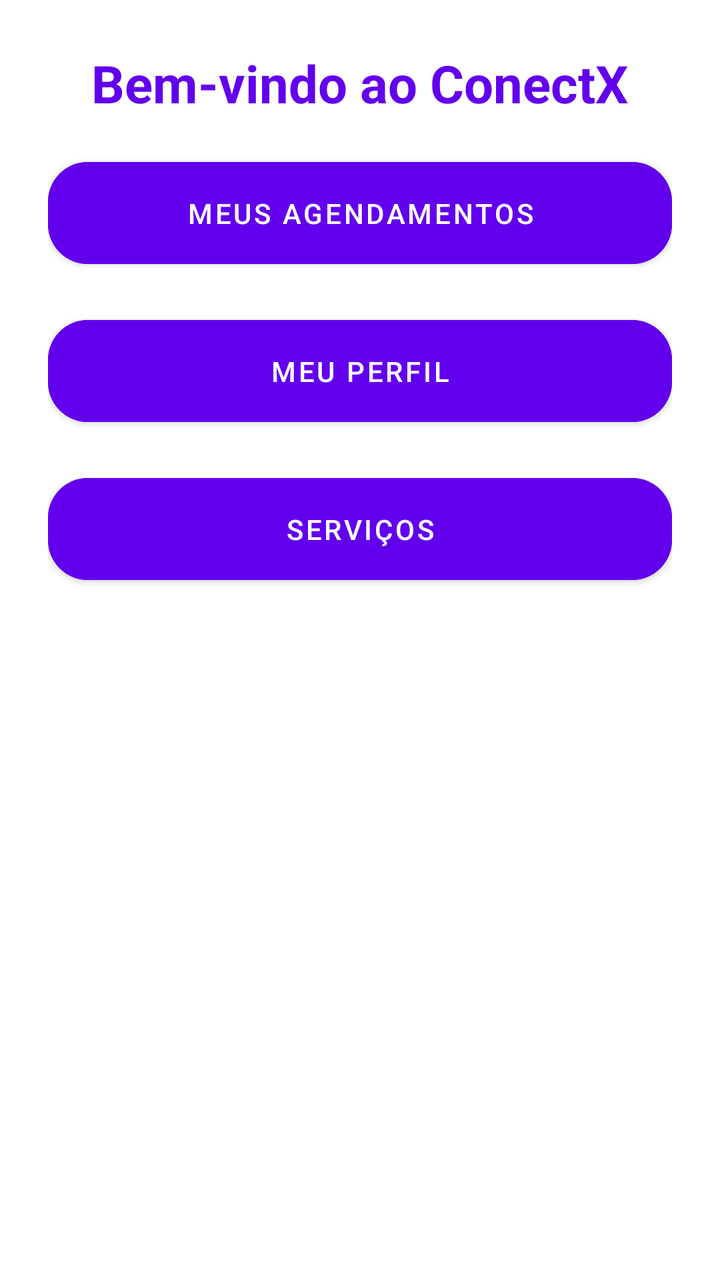
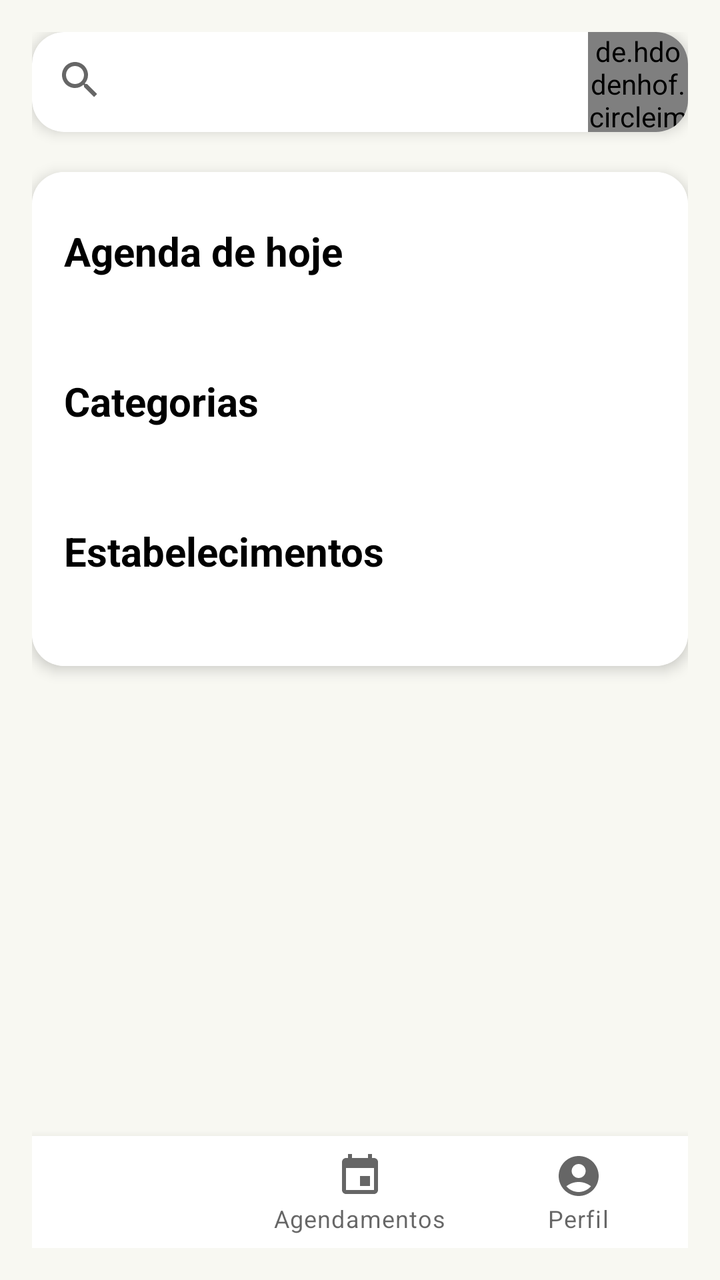

Compare the two renders of this Android layout. The source of the first and the diff that turns it into the second are given below.
<!-- AndroidManifest.xml: application theme Theme.AplicativoConect -->
<!-- res/layout/activity_client_home.xml -->
<androidx.constraintlayout.widget.ConstraintLayout xmlns:android="http://schemas.android.com/apk/res/android"
    xmlns:app="http://schemas.android.com/apk/res-auto"
    xmlns:tools="http://schemas.android.com/tools"
    android:layout_width="match_parent"
    android:layout_height="match_parent"
    android:background="@color/white"
    android:padding="24dp">

    
    <TextView
        android:id="@+id/headerText"
        android:layout_width="wrap_content"
        android:layout_height="wrap_content"
        android:text="@string/welcome_message"
        android:textColor="@color/colorPrimary"
        android:textSize="26sp"
        android:textStyle="bold"
        app:layout_constraintTop_toTopOf="parent"
        app:layout_constraintStart_toStartOf="parent"
        app:layout_constraintEnd_toEndOf="parent"
        android:layout_marginBottom="32dp" />

    
    <com.google.android.material.button.MaterialButton
        android:id="@+id/bookingsButton"
        android:layout_width="0dp"
        android:layout_height="wrap_content"
        android:backgroundTint="@color/colorPrimary"
        android:text="@string/my_bookings"
        android:textColor="@android:color/white"
        app:cornerRadius="20dp"
        app:layout_constraintTop_toBottomOf="@id/headerText"
        app:layout_constraintStart_toStartOf="parent"
        app:layout_constraintEnd_toEndOf="parent"
        android:layout_marginTop="16dp"
        android:padding="16dp" />

    
    <com.google.android.material.button.MaterialButton
        android:id="@+id/profileButton"
        android:layout_width="0dp"
        android:layout_height="wrap_content"
        android:layout_marginTop="16dp"
        android:backgroundTint="@color/colorPrimary"
        android:text="@string/my_profile"
        android:textColor="@android:color/white"
        app:cornerRadius="20dp"
        app:layout_constraintTop_toBottomOf="@id/bookingsButton"
        app:layout_constraintStart_toStartOf="parent"
        app:layout_constraintEnd_toEndOf="parent"
        android:padding="16dp" />

    
    <com.google.android.material.button.MaterialButton
        android:id="@+id/servicesButton"
        android:layout_width="0dp"
        android:layout_height="wrap_content"
        android:backgroundTint="@color/colorPrimary"
        android:text="@string/services"
        android:textColor="@android:color/white"
        app:cornerRadius="20dp"
        app:layout_constraintTop_toBottomOf="@id/profileButton"
        app:layout_constraintStart_toStartOf="parent"
        app:layout_constraintEnd_toEndOf="parent"
        android:layout_marginTop="16dp"
        android:padding="16dp" />

</androidx.constraintlayout.widget.ConstraintLayout>
<!-- resources referenced by this layout -->
<resources>
  <color name="colorPrimary">#6200EE</color>
  <color name="white">#FFFFFFFF</color>
  <string name="my_bookings">Meus Agendamentos</string>
  <string name="my_profile">Meu Perfil</string>
  <string name="services">Serviços</string>
  <string name="welcome_message">Bem-vindo ao ConectX</string>
  <style name="Theme.AplicativoConect" parent="Theme.MaterialComponents.Light.NoActionBar">
          
          <item name="colorPrimary">@color/white</item>
          <item name="colorPrimaryVariant">@color/white</item>
          <item name="colorOnPrimary">@color/white</item>
          
          <item name="colorSecondary">@color/teal_200</item>
          <item name="colorSecondaryVariant">@color/teal_700</item>
          <item name="colorOnSecondary">@color/white</item>
          
          <item name="android:statusBarColor">?attr/colorPrimaryVariant</item>
          <item name="android:windowLightStatusBar" tools:targetApi="23">true</item>
          
      </style>
  <color name="teal_200">#FF03DAC5</color>
  <color name="teal_700">#FF018786</color>
</resources>

<!-- the commit's change to res/layout/activity_client_home.xml (unified diff, before → after) -->
@@ -3,66 +3,150 @@
     xmlns:tools="http://schemas.android.com/tools"
     android:layout_width="match_parent"
     android:layout_height="match_parent"
-    android:background="@color/white"
-    android:padding="24dp">
+    android:background="@color/light_beige"
+    android:padding="16dp">
 
     
-    <TextView
-        android:id="@+id/headerText"
-        android:layout_width="wrap_content"
+    <FrameLayout
+        android:id="@+id/fragment_container"
+        android:layout_width="0dp"
+        android:layout_height="0dp"
+        app:layout_constraintTop_toBottomOf="@+id/cardView"
+        app:layout_constraintBottom_toTopOf="@+id/bottom_navigation"
+        app:layout_constraintStart_toStartOf="parent"
+        app:layout_constraintEnd_toEndOf="parent" />
+
+    <androidx.cardview.widget.CardView
+        android:id="@+id/cardView"
+        android:layout_width="match_parent"
         android:layout_height="wrap_content"
-        android:text="@string/welcome_message"
-        android:textColor="@color/colorPrimary"
-        android:textSize="26sp"
-        android:textStyle="bold"
-        app:layout_constraintTop_toTopOf="parent"
+        app:cardCornerRadius="16dp"
+        app:cardElevation="4dp"
         app:layout_constraintStart_toStartOf="parent"
+        app:layout_constraintTop_toTopOf="parent">
+
+        <androidx.constraintlayout.widget.ConstraintLayout
+            android:layout_width="match_parent"
+            android:layout_height="wrap_content">
+
+            <androidx.appcompat.widget.SearchView
+                android:id="@+id/searchView"
+                android:layout_width="0dp"
+                android:layout_height="wrap_content"
+                android:layout_marginBottom="8dp"
+                android:iconifiedByDefault="false"
+                android:queryHint="Buscar serviços"
+                app:layout_constraintEnd_toStartOf="@+id/userImage"
+                app:layout_constraintStart_toStartOf="parent"
+                app:layout_constraintTop_toTopOf="parent" />
+
+            <de.hdodenhof.circleimageview.CircleImageView
+                android:id="@+id/userImage"
+                android:layout_width="50dp"
+                android:layout_height="50dp"
+                android:src="@drawable/ic_barbearia"
+                app:civ_border_color="@color/colorPrimary"
+                app:civ_border_width="2dp"
+                app:layout_constraintEnd_toEndOf="parent"
+                app:layout_constraintTop_toTopOf="parent"
+                android:layout_marginLeft="10dp" />
+        </androidx.constraintlayout.widget.ConstraintLayout>
+    </androidx.cardview.widget.CardView>
+
+    <androidx.cardview.widget.CardView
+        android:id="@+id/containerCardView"
+        android:layout_width="match_parent"
+        android:layout_height="wrap_content"
+        app:cardCornerRadius="16dp"
+        app:cardElevation="4dp"
+        android:layout_marginTop="20dp"
         app:layout_constraintEnd_toEndOf="parent"
-        android:layout_marginBottom="32dp" />
+        app:layout_constraintStart_toStartOf="parent"
+        app:layout_constraintTop_toBottomOf="@+id/cardView">
 
-    
-    <com.google.android.material.button.MaterialButton
-        android:id="@+id/bookingsButton"
-        android:layout_width="0dp"
+        <androidx.constraintlayout.widget.ConstraintLayout
+            android:layout_width="match_parent"
+            android:layout_height="wrap_content"
+            android:background="@color/white"
+            android:padding="16dp">
+
+            <TextView
+                android:id="@+id/todayAgendaTitle"
+                android:layout_width="wrap_content"
+                android:layout_height="wrap_content"
+                android:text="Agenda de hoje"
+                android:textColor="@color/black"
+                android:textSize="20sp"
+                android:textStyle="bold"
+                android:layout_marginTop="10dp"
+                app:layout_constraintStart_toStartOf="parent"
+                app:layout_constraintTop_toTopOf="parent" />
+
+            <androidx.recyclerview.widget.RecyclerView
+                android:id="@+id/todayBookingsRecyclerView"
+                android:layout_width="0dp"
+                android:layout_height="wrap_content"
+                android:clipToPadding="false"
+                android:layout_marginTop="20dp"
+                android:paddingBottom="8dp"
+                app:layout_constraintEnd_toEndOf="parent"
+                app:layout_constraintStart_toStartOf="parent"
+                app:layout_constraintTop_toBottomOf="@id/todayAgendaTitle" />
+
+            <TextView
+                android:id="@+id/categoriesTitle"
+                android:layout_width="wrap_content"
+                android:layout_height="wrap_content"
+                android:text="Categorias"
+                android:textColor="@color/black"
+                android:textSize="20sp"
+                android:layout_marginTop="20dp"
+                android:textStyle="bold"
+                app:layout_constraintStart_toStartOf="parent"
+                app:layout_constraintTop_toBottomOf="@id/todayBookingsRecyclerView" />
+
+            <androidx.recyclerview.widget.RecyclerView
+                android:id="@+id/categoriesRecyclerView"
+                android:layout_width="0dp"
+                android:layout_height="wrap_content"
+                android:clipToPadding="false"
+                android:paddingBottom="8dp"
+                android:layout_marginTop="20dp"
+                app:layout_constraintEnd_toEndOf="parent"
+                app:layout_constraintStart_toStartOf="parent"
+                app:layout_constraintTop_toBottomOf="@id/categoriesTitle" />
+
+            <TextView
+                android:id="@+id/establishmentsTitle"
+                android:layout_width="wrap_content"
+                android:layout_height="wrap_content"
+                android:text="Estabelecimentos"
+                android:textColor="@color/black"
+                android:layout_marginTop="20dp"
+                android:textSize="20sp"
+                android:textStyle="bold"
+                app:layout_constraintStart_toStartOf="parent"
+                app:layout_constraintTop_toBottomOf="@id/categoriesRecyclerView" />
+
+            <androidx.recyclerview.widget.RecyclerView
+                android:id="@+id/establishmentsRecyclerView"
+                android:layout_width="0dp"
+                android:layout_height="wrap_content"
+                android:clipToPadding="false"
+                android:paddingBottom="8dp"
+                android:layout_marginTop="20dp"
+                app:layout_constraintEnd_toEndOf="parent"
+                app:layout_constraintStart_toStartOf="parent"
+                app:layout_constraintTop_toBottomOf="@id/establishmentsTitle" />
+
+        </androidx.constraintlayout.widget.ConstraintLayout>
+    </androidx.cardview.widget.CardView>
+
+    <com.google.android.material.bottomnavigation.BottomNavigationView
+        android:id="@+id/bottom_navigation"
+        android:layout_width="match_parent"
         android:layout_height="wrap_content"
-        android:backgroundTint="@color/colorPrimary"
-        android:text="@string/my_bookings"
-        android:textColor="@android:color/white"
-        app:cornerRadius="20dp"
-        app:layout_constraintTop_toBottomOf="@id/headerText"
-        app:layout_constraintStart_toStartOf="parent"
-        app:layout_constraintEnd_toEndOf="parent"
-        android:layout_marginTop="16dp"
-        android:padding="16dp" />
-
-    
-    <com.google.android.material.button.MaterialButton
-        android:id="@+id/profileButton"
-        android:layout_width="0dp"
-        android:layout_height="wrap_content"
-        android:layout_marginTop="16dp"
-        android:backgroundTint="@color/colorPrimary"
-        android:text="@string/my_profile"
-        android:textColor="@android:color/white"
-        app:cornerRadius="20dp"
-        app:layout_constraintTop_toBottomOf="@id/bookingsButton"
-        app:layout_constraintStart_toStartOf="parent"
-        app:layout_constraintEnd_toEndOf="parent"
-        android:padding="16dp" />
-
-    
-    <com.google.android.material.button.MaterialButton
-        android:id="@+id/servicesButton"
-        android:layout_width="0dp"
-        android:layout_height="wrap_content"
-        android:backgroundTint="@color/colorPrimary"
-        android:text="@string/services"
-        android:textColor="@android:color/white"
-        app:cornerRadius="20dp"
-        app:layout_constraintTop_toBottomOf="@id/profileButton"
-        app:layout_constraintStart_toStartOf="parent"
-        app:layout_constraintEnd_toEndOf="parent"
-        android:layout_marginTop="16dp"
-        android:padding="16dp" />
-
+        android:layout_alignParentBottom="true"
+        app:layout_constraintBottom_toBottomOf="parent"
+        app:menu="@menu/bottom_navigation_menu" />
 </androidx.constraintlayout.widget.ConstraintLayout>
<!-- resource entries referenced after the edit -->
@@ -1,26 +1,25 @@
 <!-- resources referenced by this layout -->
 <resources>
-  <color name="colorPrimary">#6200EE</color>
+  <color name="black">#FF000000</color>
+  <color name="colorPrimary">#8264FF</color>
+  <color name="light_beige">#F8F8F2</color>
   <color name="white">#FFFFFFFF</color>
-  <string name="my_bookings">Meus Agendamentos</string>
-  <string name="my_profile">Meu Perfil</string>
-  <string name="services">Serviços</string>
-  <string name="welcome_message">Bem-vindo ao ConectX</string>
+  <!-- drawable ic_barbearia: png bitmap (drawable, 202213 bytes) -->
   <style name="Theme.AplicativoConect" parent="Theme.MaterialComponents.Light.NoActionBar">
           
           <item name="colorPrimary">@color/white</item>
           <item name="colorPrimaryVariant">@color/white</item>
           <item name="colorOnPrimary">@color/white</item>
           
-          <item name="colorSecondary">@color/teal_200</item>
-          <item name="colorSecondaryVariant">@color/teal_700</item>
+          <item name="colorSecondary">@color/orange</item>
+          <item name="colorSecondaryVariant">@color/azul</item>
           <item name="colorOnSecondary">@color/white</item>
           
           <item name="android:statusBarColor">?attr/colorPrimaryVariant</item>
           <item name="android:windowLightStatusBar" tools:targetApi="23">true</item>
           
       </style>
-  <color name="teal_200">#FF03DAC5</color>
-  <color name="teal_700">#FF018786</color>
+  <color name="orange">#EE8265</color>
+  <color name="azul">#2A9CFF</color>
 </resources>
 
